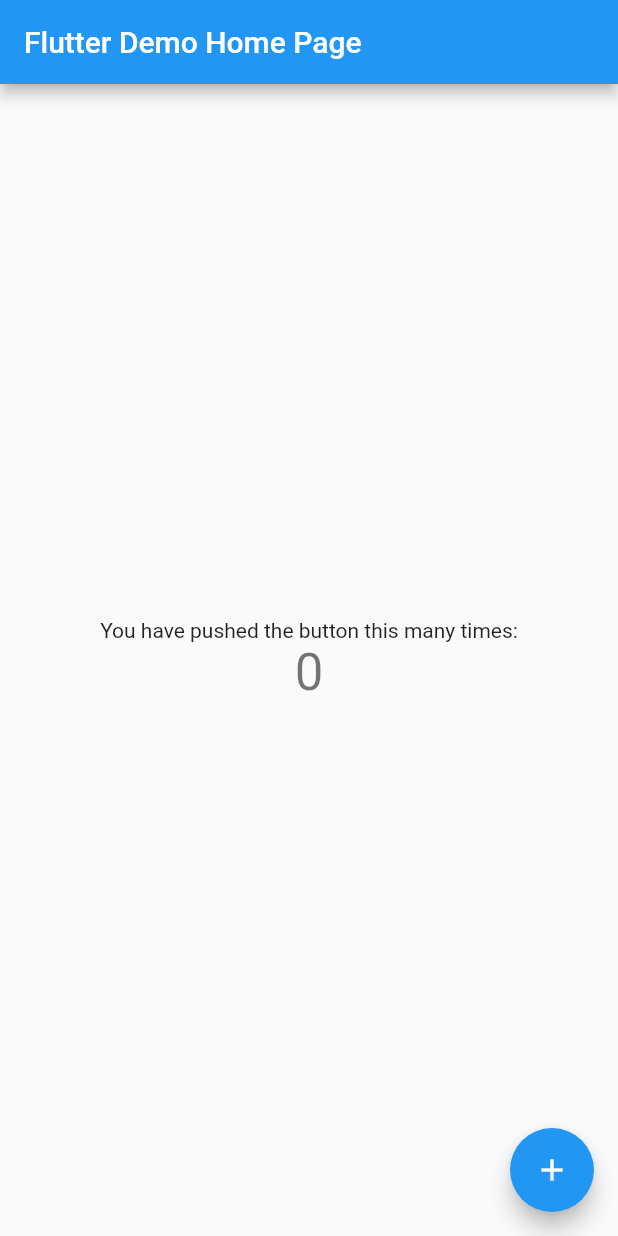
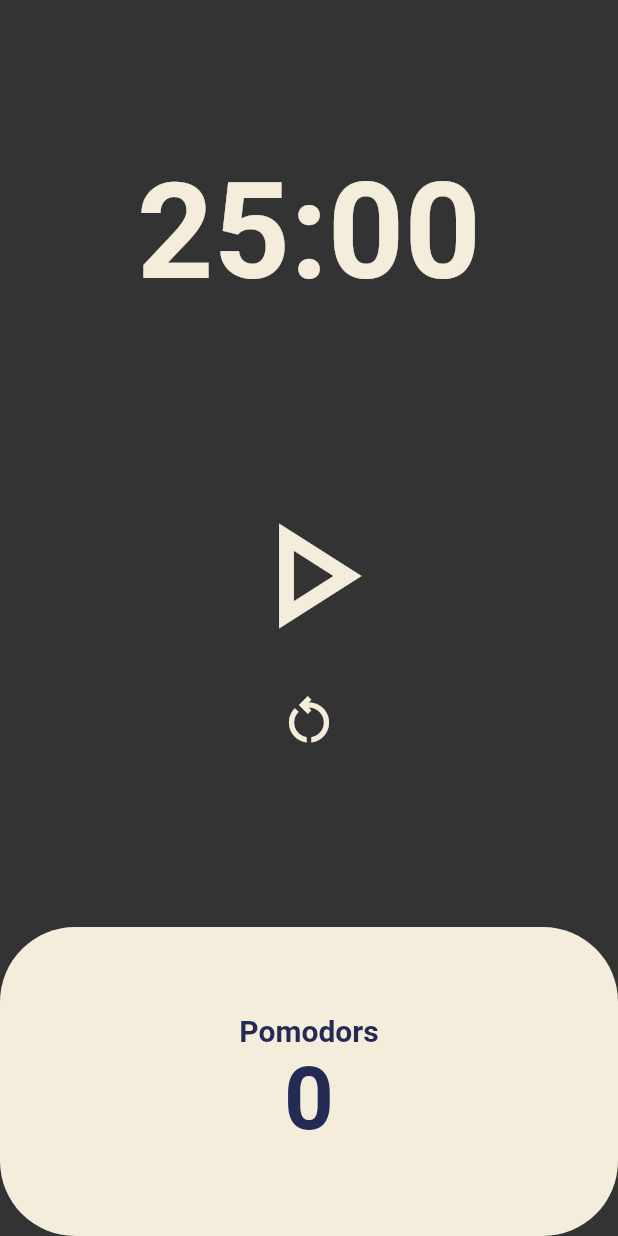
Before and after one commit to OwlCJ/PomodoroApp, a Flutter app: the screen it shows after launch, on a phone screen of 412 x 824 dp. Run offline on Flutter 3.47's test engine with Material 2 defaults, Android fonts, the phone set to English and light mode, and no system bars.

Commit message:
Add: pomodoro Code

```diff
--- a/lib/main.dart
+++ b/lib/main.dart
@@ -1,115 +1,24 @@
 import 'package:flutter/material.dart';
+import 'package:pomodoro_app/screens/home_screen.dart';
 
 void main() {
-  runApp(const MyApp());
+  runApp(const App());
 }
 
-class MyApp extends StatelessWidget {
-  const MyApp({super.key});
+class App extends StatelessWidget {
+  const App({super.key});
 
-  // This widget is the root of your application.
   @override
   Widget build(BuildContext context) {
     return MaterialApp(
-      title: 'Flutter Demo',
-      theme: ThemeData(
-        // This is the theme of your application.
-        //
-        // Try running your application with "flutter run". You'll see the
-        // application has a blue toolbar. Then, without quitting the app, try
-        // changing the primarySwatch below to Colors.green and then invoke
-        // "hot reload" (press "r" in the console where you ran "flutter run",
-        // or simply save your changes to "hot reload" in a Flutter IDE).
-        // Notice that the counter didn't reset back to zero; the application
-        // is not restarted.
-        primarySwatch: Colors.blue,
-      ),
-      home: const MyHomePage(title: 'Flutter Demo Home Page'),
-    );
+        theme: ThemeData(
+          textTheme: const TextTheme(
+            displayLarge: TextStyle(
+              color: Color(0xFF232B55),
+            ),
+          ),
+          cardColor: const Color(0xFFF4EDDB),
+        ),
+        home: const HomeScreen());
   }
 }
-
-class MyHomePage extends StatefulWidget {
-  const MyHomePage({super.key, required this.title});
-
-  // This widget is the home page of your application. It is stateful, meaning
-  // that it has a State object (defined below) that contains fields that affect
-  // how it looks.
-
-  // This class is the configuration for the state. It holds the values (in this
-  // case the title) provided by the parent (in this case the App widget) and
-  // used by the build method of the State. Fields in a Widget subclass are
-  // always marked "final".
-
-  final String title;
-
-  @override
-  State<MyHomePage> createState() => _MyHomePageState();
-}
-
-class _MyHomePageState extends State<MyHomePage> {
-  int _counter = 0;
-
-  void _incrementCounter() {
-    setState(() {
-      // This call to setState tells the Flutter framework that something has
-      // changed in this State, which causes it to rerun the build method below
-      // so that the display can reflect the updated values. If we changed
-      // _counter without calling setState(), then the build method would not be
-      // called again, and so nothing would appear to happen.
-      _counter++;
-    });
-  }
-
-  @override
-  Widget build(BuildContext context) {
-    // This method is rerun every time setState is called, for instance as done
-    // by the _incrementCounter method above.
-    //
-    // The Flutter framework has been optimized to make rerunning build methods
-    // fast, so that you can just rebuild anything that needs updating rather
-    // than having to individually change instances of widgets.
-    return Scaffold(
-      appBar: AppBar(
-        // Here we take the value from the MyHomePage object that was created by
-        // the App.build method, and use it to set our appbar title.
-        title: Text(widget.title),
-      ),
-      body: Center(
-        // Center is a layout widget. It takes a single child and positions it
-        // in the middle of the parent.
-        child: Column(
-          // Column is also a layout widget. It takes a list of children and
-          // arranges them vertically. By default, it sizes itself to fit its
-          // children horizontally, and tries to be as tall as its parent.
-          //
-          // Invoke "debug painting" (press "p" in the console, choose the
-          // "Toggle Debug Paint" action from the Flutter Inspector in Android
-          // Studio, or the "Toggle Debug Paint" command in Visual Studio Code)
-          // to see the wireframe for each widget.
-          //
-          // Column has various properties to control how it sizes itself and
-          // how it positions its children. Here we use mainAxisAlignment to
-          // center the children vertically; the main axis here is the vertical
-          // axis because Columns are vertical (the cross axis would be
-          // horizontal).
-          mainAxisAlignment: MainAxisAlignment.center,
-          children: <Widget>[
-            const Text(
-              'You have pushed the button this many times:',
-            ),
-            Text(
-              '$_counter',
-              style: Theme.of(context).textTheme.headlineMedium,
-            ),
-          ],
-        ),
-      ),
-      floatingActionButton: FloatingActionButton(
-        onPressed: _incrementCounter,
-        tooltip: 'Increment',
-        child: const Icon(Icons.add),
-      ), // This trailing comma makes auto-formatting nicer for build methods.
-    );
-  }
-}
--- /dev/null
+++ b/lib/screens/home_screen.dart
@@ -0,0 +1,151 @@
+import 'dart:async';
+
+import 'package:flutter/material.dart';
+
+class HomeScreen extends StatefulWidget {
+  const HomeScreen({super.key});
+
+  @override
+  State<HomeScreen> createState() => _HomeScreenState();
+}
+
+class _HomeScreenState extends State<HomeScreen> {
+  static const twentyFiveMinutes = 1500;
+  int totalSeconds = twentyFiveMinutes;
+  bool isRunning = false;
+  int totalPomodoros = 0;
+  late Timer timer;
+
+  void onTick(Timer timer) {
+    if (totalSeconds == 0) {
+      setState(() {
+        totalPomodoros += 1;
+        isRunning = false;
+        totalSeconds = twentyFiveMinutes;
+      });
+      timer.cancel();
+    } else {
+      setState(() {
+        totalSeconds -= 1;
+      });
+    }
+  }
+
+  void onStartPressed() {
+    timer = Timer.periodic(
+      const Duration(seconds: 1),
+      onTick,
+    );
+    setState(() {
+      isRunning = true;
+    });
+  }
+
+  void onPausePressed() {
+    timer.cancel();
+    setState(() {
+      isRunning = false;
+    });
+  }
+
+  void onResetPressed() {
+    timer.cancel();
+    setState(() {
+      isRunning = false;
+      totalSeconds = twentyFiveMinutes;
+    });
+  }
+
+  String format(int seconds) {
+    var duration = Duration(seconds: seconds);
+    return duration.toString().split(".").first.substring(2, 7);
+  }
+
+  @override
+  Widget build(BuildContext context) {
+    return Scaffold(
+      backgroundColor: const Color(0xFF333333),
+      body: Column(children: [
+        Flexible(
+          flex: 1,
+          child: Container(
+            alignment: Alignment.bottomCenter,
+            child: Text(
+              format(totalSeconds),
+              style: TextStyle(
+                color: Theme.of(context).cardColor,
+                fontSize: 89,
+                fontWeight: FontWeight.w600,
+              ),
+            ),
+          ),
+        ),
+        Flexible(
+          flex: 2,
+          child: Column(
+            mainAxisAlignment: MainAxisAlignment.center,
+            children: [
+              IconButton(
+                onPressed: isRunning ? onPausePressed : onStartPressed,
+                color: Theme.of(context).cardColor,
+                icon: Icon(isRunning
+                    ? Icons.pause_circle_outline
+                    : Icons.play_arrow_outlined),
+                iconSize: 120,
+                splashRadius: 70,
+              ),
+              IconButton(
+                onPressed: onResetPressed,
+                icon: Icon(
+                  Icons.restart_alt_outlined,
+                  color: Theme.of(context).cardColor,
+                ),
+                iconSize: 40,
+                splashRadius: 30,
+              )
+            ],
+          ),
+        ),
+        Flexible(
+          flex: 1,
+          child: Row(
+            children: [
+              Expanded(
+                child: Container(
+                  decoration: BoxDecoration(
+                    borderRadius: BorderRadius.circular(50),
+                    color: Theme.of(context).cardColor,
+                  ),
+                  child: Column(
+                      mainAxisAlignment: MainAxisAlignment.center,
+                      children: [
+                        Text(
+                          "Pomodors",
+                          style: TextStyle(
+                              fontSize: 20,
+                              fontWeight: FontWeight.w600,
+                              color: Theme.of(context)
+                                  .textTheme
+                                  .displayLarge
+                                  ?.color),
+                        ),
+                        Text(
+                          "$totalPomodoros",
+                          style: TextStyle(
+                              fontSize: 58,
+                              fontWeight: FontWeight.w600,
+                              color: Theme.of(context)
+                                  .textTheme
+                                  .displayLarge
+                                  ?.color),
+                        ),
+                      ]),
+                ),
+              ),
+            ],
+          ),
+        ),
+      ]),
+    );
+  }
+}
```
Also changed, not shown: 1 other file.
